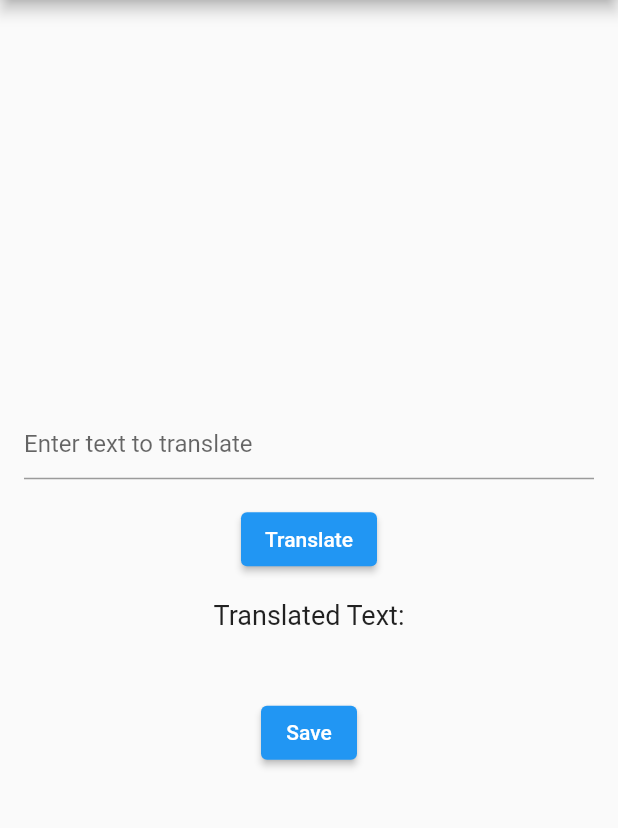
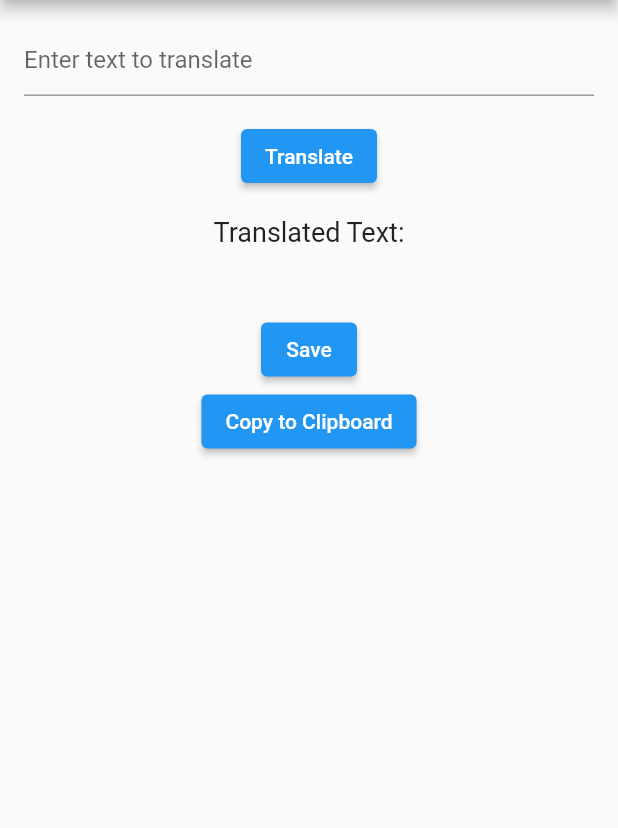
Before and after one commit to ErikJava/Flutter_Slutprojekt_Third_Version, a Flutter app: the screen it shows after launch, after a tap on "Save", on a phone screen of 412 x 824 dp, the part 84-912 px from its top. Run offline on Flutter 3.47's test engine with Material 2 defaults, Android fonts, the phone set to English and light mode, and no system bars; our stand-ins replace supabase_flutter; accounts and stored records are empty; network calls fail.

Commit message:
Latest version

```diff
--- a/lib/main.dart
+++ b/lib/main.dart
@@ -1,34 +1,39 @@
+// Import the necessary packages
 import 'package:flutter/material.dart';
+import 'package:flutter/services.dart';
 import 'package:http/http.dart' as http;
 import 'dart:convert';
 import 'package:supabase_flutter/supabase_flutter.dart';
-import 'history.dart'; // Import the HistoryScreen class
+import 'history.dart';
+import 'navigator_keys.dart';
 
 void main() async {
-  runApp(const MyApp());
-
   WidgetsFlutterBinding.ensureInitialized();
 
   await Supabase.initialize(
     url: 'https://qeoimipvamzaaucgkfbc.supabase.co',
     anonKey: 'eyJhbGciOiJIUzI1NiIsInR5cCI6IkpXVCJ9.eyJpc3MiOiJzdXBhYmFzZSIsInJlZiI6InFlb2ltaXB2YW16YWF1Y2drZmJjIiwicm9sZSI6ImFub24iLCJpYXQiOjE2OTU4NDQwNTgsImV4cCI6MjAxMTQyMDA1OH0.vqlRpU1tStZ7OthXSKsQrsyOH7nCMoaXdw26v4VH5s8', // Replace with your Supabase anonymous key
   );
-}
 
-class MyApp extends StatelessWidget {
-  const MyApp({super.key});
+  // Allow both portrait and landscape orientations
+  SystemChrome.setPreferredOrientations([
+    DeviceOrientation.portraitUp,
+    DeviceOrientation.portraitDown,
+    DeviceOrientation.landscapeLeft,
+    DeviceOrientation.landscapeRight,
+  ]);
 
-  @override
-  Widget build(BuildContext context) {
-    return const MaterialApp(
+  runApp(
+    MaterialApp(
       title: 'Translation App',
-      home: TranslationScreen(),
+      home: const TranslationScreen(),
+      navigatorKey: NavigatorKeys.rootNavigatorKey,
+    ),
   );
-  }
 }
 
 class TranslationScreen extends StatefulWidget {
-  const TranslationScreen({super.key});
+  const TranslationScreen({Key? key}) : super(key: key);
 
   @override
   _TranslationScreenState createState() => _TranslationScreenState();
@@ -37,7 +42,7 @@ class TranslationScreen extends StatefulWidget {
 class _TranslationScreenState extends State<TranslationScreen> {
   final TextEditingController textEditingController = TextEditingController();
   String translatedText = '';
-  final String apiKey = '519a068c-cd27-ab7c-c840-44b11ad9ab25:fx';
+  final String apiKey = '519a068c-cd27-ab7c-c840-44b11ad9ab25:fx'; // Replace with your DeepL API key
 
   Future<void> translateText() async {
     final String textToTranslate = textEditingController.text;
@@ -64,7 +69,6 @@ class _TranslationScreenState extends State<TranslationScreen> {
       try {
         final Map<String, dynamic> data = json.decode(response.body);
 
-        // Check if the 'translations' key is present in the JSON response
         if (data.containsKey('translations') &&
             data['translations'].isNotEmpty) {
           setState(() {
@@ -90,16 +94,22 @@ class _TranslationScreenState extends State<TranslationScreen> {
     }
   }
 
-  // Function to save translation to Supabase
   Future<void> saveTranslationToSupabase(String translation) async {
-    final response = await Supabase.instance.client
-        .from('translator')
-        .upsert([
+    final response = await Supabase.instance.client.from('translator').upsert([
       {
         'body': translation,
       }
-    ])
-        .execute();
+    ]).execute();
+  }
+
+  // Function to copy translated text to the clipboard
+  void copyToClipboard() {
+    Clipboard.setData(ClipboardData(text: translatedText));
+    ScaffoldMessenger.of(context).showSnackBar(
+      SnackBar(
+        content: Text('Copied to clipboard: $translatedText'),
+      ),
+    );
   }
 
   @override
@@ -109,17 +119,17 @@ class _TranslationScreenState extends State<TranslationScreen> {
         title: const Text('Translation App'),
         actions: [
           IconButton(
-            icon: Icon(Icons.history), // Add a history button to the app bar
+            icon: const Icon(Icons.history),
             onPressed: () {
-              Navigator.push(
-                context,
+              NavigatorKeys.rootNavigatorKey.currentState?.push(
                 MaterialPageRoute(builder: (context) => HistoryScreen()),
               );
             },
           ),
         ],
       ),
-      body: Center(
+      body: SingleChildScrollView(
+        child: Center(
           child: Column(
             mainAxisAlignment: MainAxisAlignment.center,
             children: <Widget>[
@@ -149,12 +159,16 @@ class _TranslationScreenState extends State<TranslationScreen> {
               ),
               ElevatedButton(
                 onPressed: () {
-                // Call the function to save translation to Supabase
                   saveTranslationToSupabase(translatedText);
                 },
                 child: const Text('Save'),
               ),
+              ElevatedButton(
+                onPressed: copyToClipboard,
+                child: const Text('Copy to Clipboard'), // Add a "Copy to Clipboard" button
+              ),
             ],
+          ),
         ),
       ),
     );
```
Also changed, not shown: 6 other files. Lines whose indentation alone changed are shown as unchanged.
